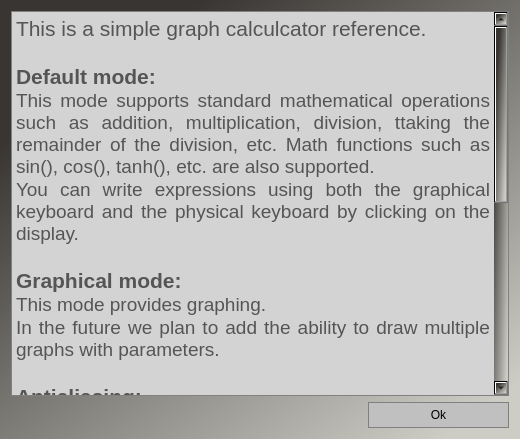
Old version of the form simple_calc/helpwindow.ui in the repository DetriX-x/cpp-graph-calculator-qt.
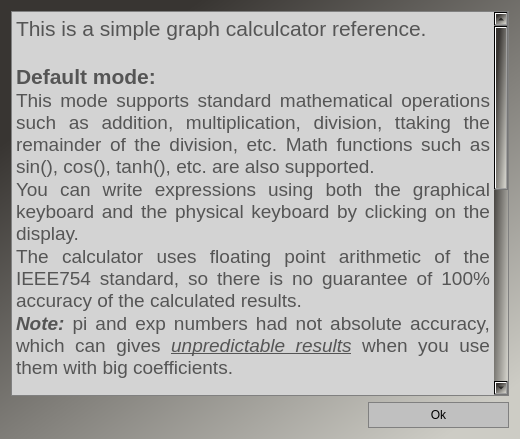
New version of the form.

Diff of the .ui file:
```diff
--- a/simple_calc/helpwindow.ui
+++ b/simple_calc/helpwindow.ui
@@ -85,23 +85,19 @@
 &lt;p align=&quot;justify&quot; style=&quot; margin-top:0px; margin-bottom:0px; margin-left:0px; margin-right:0px; -qt-block-indent:0; text-indent:0px;&quot;&gt;&lt;span style=&quot; font-size:16pt; font-weight:700;&quot;&gt;Default mode:&lt;/span&gt;&lt;/p&gt;
 &lt;p align=&quot;justify&quot; style=&quot; margin-top:0px; margin-bottom:0px; margin-left:0px; margin-right:0px; -qt-block-indent:0; text-indent:0px;&quot;&gt;This mode supports standard mathematical operations such as addition, multiplication, division, ttaking the remainder of the division, etc. Math functions such as sin(), cos(), tanh(), etc. are also supported.&lt;/p&gt;
 &lt;p align=&quot;justify&quot; style=&quot; margin-top:0px; margin-bottom:0px; margin-left:0px; margin-right:0px; -qt-block-indent:0; text-indent:0px;&quot;&gt;You can write expressions using both the graphical keyboard and the physical keyboard by clicking on the display.&lt;/p&gt;
+&lt;p align=&quot;justify&quot; style=&quot; margin-top:0px; margin-bottom:0px; margin-left:0px; margin-right:0px; -qt-block-indent:0; text-indent:0px;&quot;&gt;The calculator uses floating point arithmetic of the IEEE754 standard, so there is no guarantee of 100% accuracy of the calculated results.&lt;/p&gt;
+&lt;p align=&quot;justify&quot; style=&quot; margin-top:0px; margin-bottom:0px; margin-left:0px; margin-right:0px; -qt-block-indent:0; text-indent:0px;&quot;&gt;&lt;span style=&quot; font-weight:700; font-style:italic;&quot;&gt;Note:&lt;/span&gt; pi and exp numbers had not absolute accuracy, which can gives &lt;span style=&quot; font-style:italic; text-decoration: underline;&quot;&gt;unpredictable results&lt;/span&gt; when you use them with big coefficients.&lt;/p&gt;
 &lt;p align=&quot;justify&quot; style=&quot;-qt-paragraph-type:empty; margin-top:0px; margin-bottom:0px; margin-left:0px; margin-right:0px; -qt-block-indent:0; text-indent:0px;&quot;&gt;&lt;br /&gt;&lt;/p&gt;
 &lt;p align=&quot;justify&quot; style=&quot; margin-top:0px; margin-bottom:0px; margin-left:0px; margin-right:0px; -qt-block-indent:0; text-indent:0px;&quot;&gt;&lt;span style=&quot; font-size:16pt; font-weight:700;&quot;&gt;Graphical mode:&lt;/span&gt;&lt;/p&gt;
-&lt;p align=&quot;justify&quot; style=&quot; margin-top:0px; margin-bottom:0px; margin-left:0px; margin-right:0px; -qt-block-indent:0; text-indent:0px;&quot;&gt;This mode provides graphing. &lt;/p&gt;
-&lt;p align=&quot;justify&quot; style=&quot; margin-top:0px; margin-bottom:0px; margin-left:0px; margin-right:0px; -qt-block-indent:0; text-indent:0px;&quot;&gt;In the future we plan to add the ability to draw multiple graphs with parameters.&lt;/p&gt;
+&lt;p align=&quot;justify&quot; style=&quot; margin-top:0px; margin-bottom:0px; margin-left:0px; margin-right:0px; -qt-block-indent:0; text-indent:0px;&quot;&gt;This mode provides graphing. Up to 5 graphs can be drawed. The accuracy of the generated graphs is always determined by a &lt;span style=&quot; font-style:italic; text-decoration: underline;&quot;&gt;fixed number of points&lt;/span&gt; evenly distributed along the x-axis. When plotting functions that have many sharp discontinuities (e.g. &amp;quot;tan(x)*sin(3*x)/sqrt(x^4)&amp;quot;), display &lt;span style=&quot; font-style:italic; text-decoration: underline;&quot;&gt;accuracy may be lost&lt;/span&gt; when zooming. &lt;/p&gt;
 &lt;p style=&quot;-qt-paragraph-type:empty; margin-top:0px; margin-bottom:0px; margin-left:0px; margin-right:0px; -qt-block-indent:0; text-indent:0px;&quot;&gt;&lt;br /&gt;&lt;/p&gt;
 &lt;p style=&quot; margin-top:0px; margin-bottom:0px; margin-left:0px; margin-right:0px; -qt-block-indent:0; text-indent:0px;&quot;&gt;&lt;span style=&quot; font-size:16pt; font-weight:700;&quot;&gt;Antialiasing:&lt;/span&gt;&lt;/p&gt;
 &lt;p style=&quot; margin-top:0px; margin-bottom:0px; margin-left:0px; margin-right:0px; -qt-block-indent:0; text-indent:0px;&quot;&gt;Turn it &lt;span style=&quot; font-weight:700; font-style:italic;&quot;&gt;On&lt;/span&gt; while plotting simple graphs like sin(x) or x^3-x.&lt;/p&gt;
-&lt;p style=&quot; margin-top:0px; margin-bottom:0px; margin-left:0px; margin-right:0px; -qt-block-indent:0; text-indent:0px;&quot;&gt;Turn it &lt;span style=&quot; font-weight:700; font-style:italic;&quot;&gt;Off &lt;/span&gt;while plotting complex graphs like tan(x)*sin(x)*x&lt;/p&gt;
-&lt;p style=&quot; margin-top:0px; margin-bottom:0px; margin-left:0px; margin-right:0px; -qt-block-indent:0; text-indent:0px;&quot;&gt;Tip: &lt;span style=&quot; font-weight:700; font-style:italic;&quot;&gt;tan(x)&lt;/span&gt; is always hard to calculate, so be careful plotting that with &lt;span style=&quot; font-weight:700; font-style:italic;&quot;&gt;On&lt;/span&gt; parameter&lt;/p&gt;
+&lt;p style=&quot; margin-top:0px; margin-bottom:0px; margin-left:0px; margin-right:0px; -qt-block-indent:0; text-indent:0px;&quot;&gt;Turn it &lt;span style=&quot; font-weight:700; font-style:italic;&quot;&gt;Off &lt;/span&gt;while plotting complex graphs like tan(x)*sin(x)*x &lt;/p&gt;
+&lt;p style=&quot; margin-top:0px; margin-bottom:0px; margin-left:0px; margin-right:0px; -qt-block-indent:0; text-indent:0px;&quot;&gt;&lt;span style=&quot; font-weight:700; font-style:italic;&quot;&gt;Note&lt;/span&gt;: if your OS support OpenGL, do not turn off antialiasing, because it makes no sense&lt;/p&gt;
 &lt;p align=&quot;justify&quot; style=&quot;-qt-paragraph-type:empty; margin-top:0px; margin-bottom:0px; margin-left:0px; margin-right:0px; -qt-block-indent:0; text-indent:0px;&quot;&gt;&lt;br /&gt;&lt;/p&gt;
-&lt;p align=&quot;justify&quot; style=&quot; margin-top:0px; margin-bottom:0px; margin-left:0px; margin-right:0px; -qt-block-indent:0; text-indent:0px;&quot;&gt;&lt;span style=&quot; font-size:16pt; font-weight:700;&quot;&gt;Errors in status bar:&lt;/span&gt;&lt;/p&gt;
-&lt;p align=&quot;justify&quot; style=&quot; margin-top:0px; margin-bottom:0px; margin-left:0px; margin-right:0px; -qt-block-indent:0; text-indent:0px;&quot;&gt;There is 2 types of errors&lt;/p&gt;
-&lt;p align=&quot;justify&quot; style=&quot; margin-top:0px; margin-bottom:0px; margin-left:0px; margin-right:0px; -qt-block-indent:0; text-indent:0px;&quot;&gt;1) Division by zero - &lt;span style=&quot; font-style:italic;&quot;&gt;occurs when trying to divide by zero&lt;/span&gt;&lt;/p&gt;
-&lt;p align=&quot;justify&quot; style=&quot; margin-top:0px; margin-bottom:0px; margin-left:0px; margin-right:0px; -qt-block-indent:0; text-indent:0px;&quot;&gt;2) Wrong math expression - &lt;span style=&quot; font-style:italic;&quot;&gt;occurs if an incorrect mathematical expression is entered&lt;/span&gt;&lt;/p&gt;
-&lt;p style=&quot;-qt-paragraph-type:empty; margin-top:0px; margin-bottom:0px; margin-left:0px; margin-right:0px; -qt-block-indent:0; text-indent:0px;&quot;&gt;&lt;br /&gt;&lt;/p&gt;
-&lt;p style=&quot;-qt-paragraph-type:empty; margin-top:0px; margin-bottom:0px; margin-left:0px; margin-right:0px; -qt-block-indent:0; text-indent:0px;&quot;&gt;&lt;br /&gt;&lt;/p&gt;
-&lt;p style=&quot;-qt-paragraph-type:empty; margin-top:0px; margin-bottom:0px; margin-left:0px; margin-right:0px; -qt-block-indent:0; text-indent:0px;&quot;&gt;&lt;br /&gt;&lt;/p&gt;&lt;/body&gt;&lt;/html&gt;</string>
+&lt;p align=&quot;justify&quot; style=&quot; margin-top:0px; margin-bottom:0px; margin-left:0px; margin-right:0px; -qt-block-indent:0; text-indent:0px;&quot;&gt;&lt;span style=&quot; font-size:16pt; font-weight:700;&quot;&gt;Error in status bar:&lt;/span&gt;&lt;/p&gt;
+&lt;p align=&quot;justify&quot; style=&quot; margin-top:0px; margin-bottom:0px; margin-left:0px; margin-right:0px; -qt-block-indent:0; text-indent:0px;&quot;&gt;Wrong math expression - &lt;span style=&quot; font-style:italic;&quot;&gt;occurs if an empty or incorrect mathematical expression is entered&lt;/span&gt;&lt;/p&gt;&lt;/body&gt;&lt;/html&gt;</string>
      </property>
     </widget>
    </item>
```
